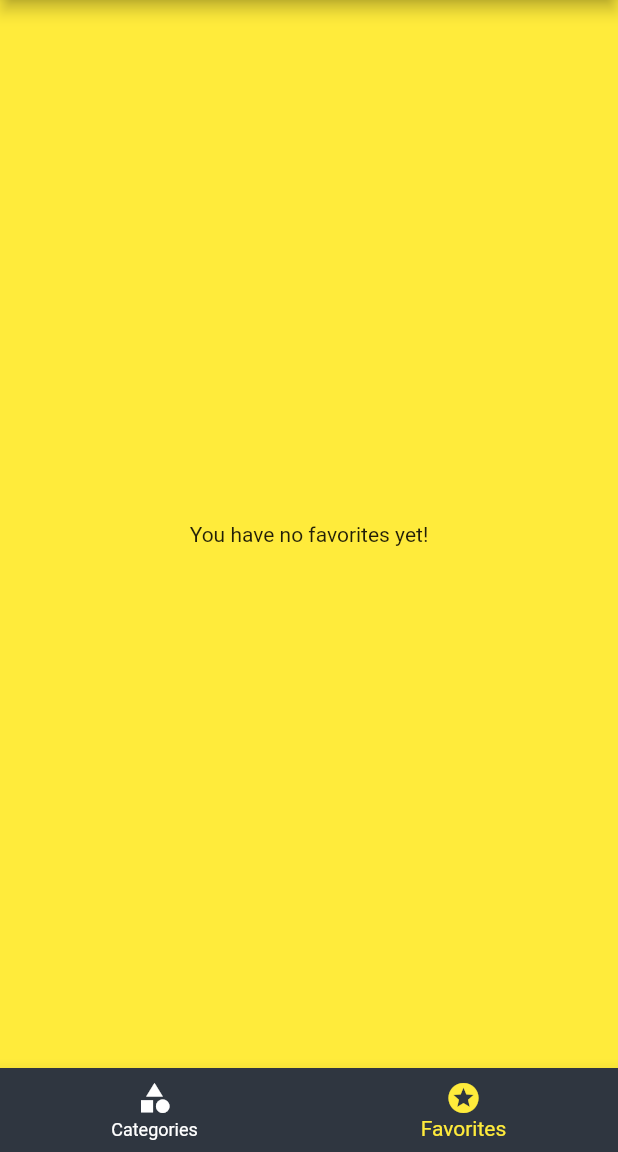
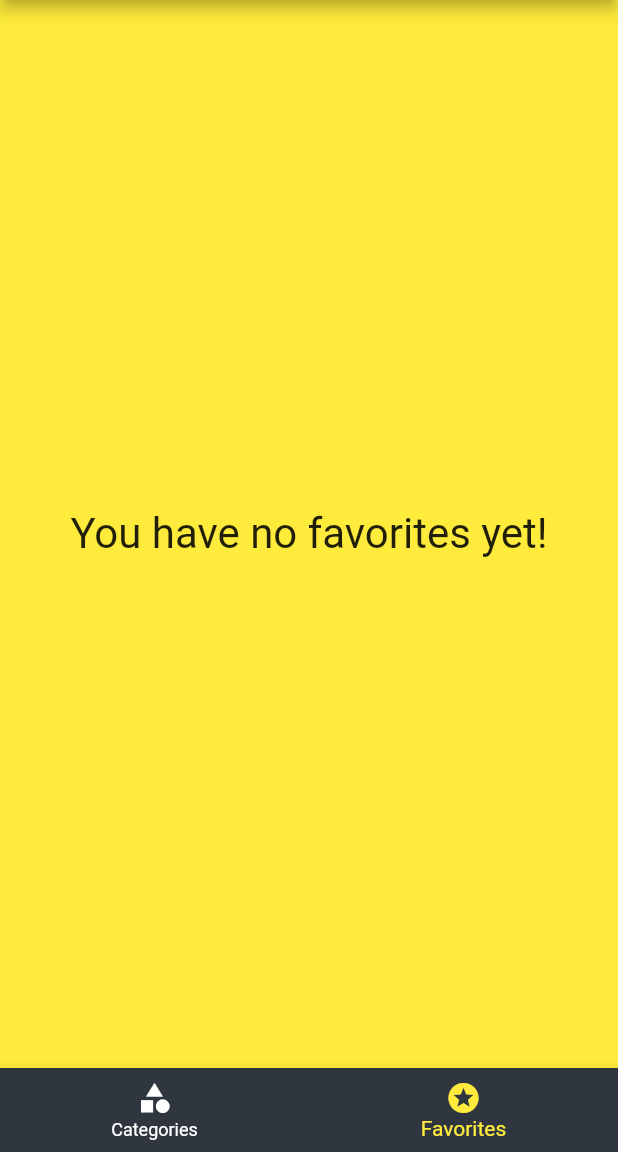
Before and after one commit to yuri4n/recipes-app-flutter, a Flutter app: the screen it shows after launch, item 2 of the bottom bar chosen, on a phone screen of 412 x 824 dp, the part 84-1236 px from its top. Run offline on Flutter 3.47's test engine with Material 2 defaults, Android fonts, the phone set to English and light mode, and no system bars.

Commit message:
Add favorites

```diff
--- a/lib/main.dart
+++ b/lib/main.dart
@@ -27,6 +27,7 @@ class _MyAppState extends State<MyApp> {
   };
 
   List<Meal> _availableMeals = DUMMY_MEALS;
+  List<Meal> _favoriteMeals = [];
 
   void _setFilters(Map<String, bool> filterData) {
     setState(() {
@@ -51,6 +52,25 @@ class _MyAppState extends State<MyApp> {
     });
   }
 
+  void _toggleFavorite(String mealId) {
+    final int existingIndex =
+        _favoriteMeals.indexWhere((meal) => meal.id == mealId);
+
+    if (existingIndex >= 0) {
+      setState(() {
+        _favoriteMeals.removeAt(existingIndex);
+      });
+    } else {
+      setState(() {
+        _favoriteMeals.add(DUMMY_MEALS.firstWhere((meal) => meal.id == mealId));
+      });
+    }
+  }
+
+  bool _isMealFavorite(String id) {
+    return _favoriteMeals.any((meal) => meal.id == id);
+  }
+
   @override
   Widget build(BuildContext context) {
     return MaterialApp(
@@ -62,17 +82,14 @@ class _MyAppState extends State<MyApp> {
         textTheme: ThemeData.light().textTheme.copyWith(
             title: TextStyle(fontSize: 20, fontWeight: FontWeight.bold)),
       ),
-      home: TabsScreen(),
+      home: TabsScreen(_favoriteMeals),
       routes: {
         CategoryMealsScreen.routeName: (ctx) =>
             CategoryMealsScreen(_availableMeals),
-        MealDetailScreen.routeName: (ctx) => MealDetailScreen(),
+        MealDetailScreen.routeName: (ctx) =>
+            MealDetailScreen(_toggleFavorite, _isMealFavorite),
         FiltersScreen.routeName: (ctx) => FiltersScreen(_filters, _setFilters),
       },
-      // onGenerateRoute: (settings) {
-      //   print(settings.arguments);
-      //   return MaterialPageRoute(builder: (ctx) => CategoriesScreen());
-      // },
       onUnknownRoute: (settings) {
         print(settings.arguments);
         return MaterialPageRoute(builder: (ctx) => CategoriesScreen());
--- a/lib/screens/category_meals_screen.dart
+++ b/lib/screens/category_meals_screen.dart
@@ -59,7 +59,6 @@ class _CategoryMealsScreenState extends State<CategoryMealsScreen> {
             duration: displayedMeals[index].duration,
             affordability: displayedMeals[index].affordability,
             complexity: displayedMeals[index].complexity,
-            removeItem: _removeMeal,
           );
         },
         itemCount: displayedMeals.length,
--- a/lib/screens/favorites_screen.dart
+++ b/lib/screens/favorites_screen.dart
@@ -1,10 +1,37 @@
 import 'package:flutter/material.dart';
 
+import '../models/meal.dart';
+
+import '../widgets/meal_item.dart';
+
 class FavoritesScreen extends StatelessWidget {
+  final List<Meal> favoriteMeals;
+
+  FavoritesScreen(this.favoriteMeals);
+
   @override
   Widget build(BuildContext context) {
-    return Center(
-      child: Text('You have no favorites yet!'),
-    );
+    if (favoriteMeals.isEmpty) {
+      return Center(
+        child: Text(
+          'You have no favorites yet!',
+          style: TextStyle(fontSize: 28),
+        ),
+      );
+    } else {
+      return ListView.builder(
+        itemBuilder: (ctx, index) {
+          return MealItem(
+            id: favoriteMeals[index].id,
+            title: favoriteMeals[index].title,
+            imageUrl: favoriteMeals[index].imageUrl,
+            duration: favoriteMeals[index].duration,
+            affordability: favoriteMeals[index].affordability,
+            complexity: favoriteMeals[index].complexity,
+          );
+        },
+        itemCount: favoriteMeals.length,
+      );
+    }
   }
 }
--- a/lib/screens/tabs_screen.dart
+++ b/lib/screens/tabs_screen.dart
@@ -1,4 +1,6 @@
 import 'package:flutter/material.dart';
+
+import '../models/meal.dart';
 
 import '../widgets/main_drawer.dart';
 
@@ -6,16 +8,27 @@ import './categories_screen.dart';
 import './favorites_screen.dart';
 
 class TabsScreen extends StatefulWidget {
+  final List<Meal> favoriteMeals;
+
+  TabsScreen(this.favoriteMeals);
+
   @override
   _TabsScreenState createState() => _TabsScreenState();
 }
 
 class _TabsScreenState extends State<TabsScreen> {
-  final List<Map<String, Object>> _pages = [
-    {'page': CategoriesScreen(), 'title': 'Categories'},
-    {'page': FavoritesScreen(), 'title': 'Favorites'}
-  ];
+  List<Map<String, Object>> _pages;
   int _selectedPageIndex = 0;
+
+  @override
+  void initState() {
+    super.initState();
+
+    _pages = [
+      {'page': CategoriesScreen(), 'title': 'Categories'},
+      {'page': FavoritesScreen(widget.favoriteMeals), 'title': 'Favorites'}
+    ];
+  }
 
   void _selectPage(int index) {
     setState(() {
```
Also changed, not shown: lib/screens/meal_detail_screen.dart (+8 -4 lines), lib/widgets/meal_item.dart (+9 -10 lines).
